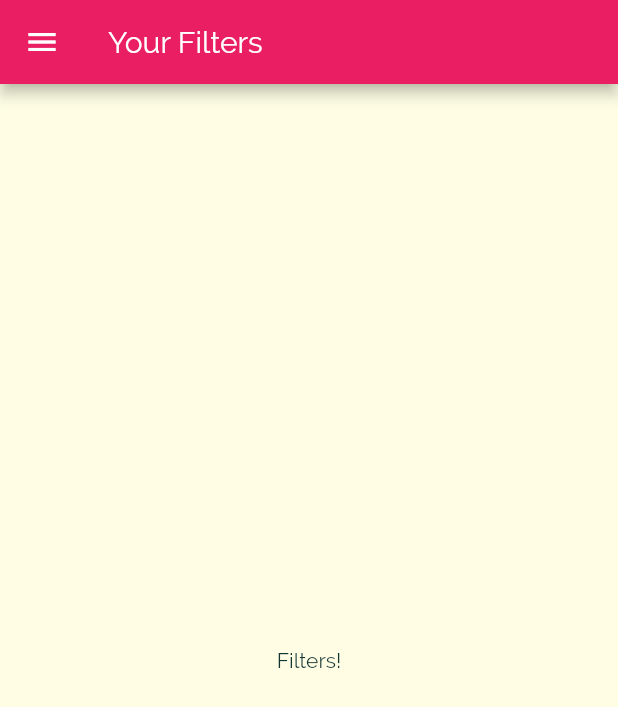
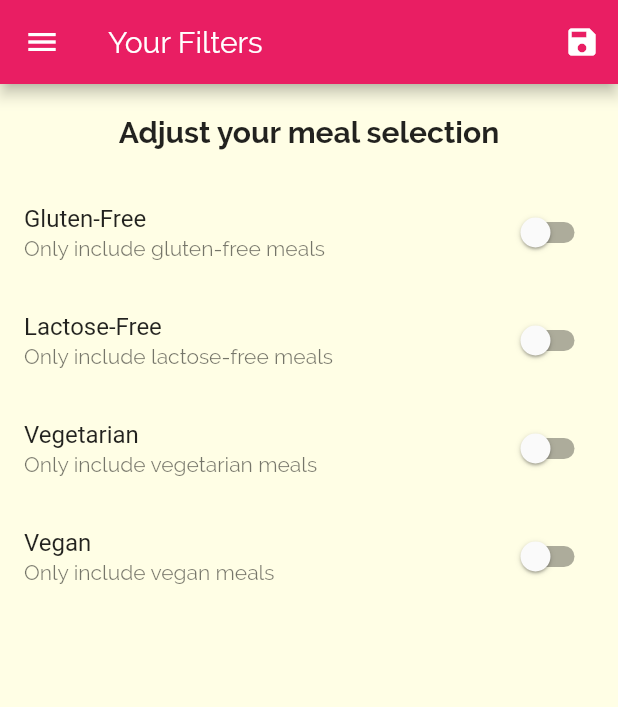
Before and after one commit to caitlynbakery/Meals_App, a Flutter app: the FiltersScreen screen opened by its route, on a phone screen of 412 x 824 dp. Shown: the top 707 px of the screen. Run offline on Flutter 3.47's test engine with Material 2 defaults, Android fonts, the phone set to English and light mode, and no system bars.

Commit message:
finished video 178

```diff
--- a/lib/main.dart
+++ b/lib/main.dart
@@ -1,3 +1,5 @@
+import './dummy_data.dart';
+
 import './screens/filters_screen.dart';
 
 import './screens/tabs_screen.dart';
@@ -6,14 +8,50 @@ import './screens/meal_detail_screen.dart';
 
 import './screens/categories_screen.dart';
 import './screens/category_meals_screen.dart';
+import './models/meal.dart';
 import 'package:flutter/material.dart';
 
 void main() {
   runApp(MyApp());
 }
 
-class MyApp extends StatelessWidget {
+class MyApp extends StatefulWidget {
   // This widget is the root of your application.
+  @override
+  _MyAppState createState() => _MyAppState();
+}
+
+class _MyAppState extends State<MyApp> {
+  Map<String, bool> _filters = {
+    'gluten': false,
+    'lactose': false,
+    'vegan': false,
+    'vegetarian': false
+  };
+  List<Meal> _availableMeals = DUMMY_MEALS;
+
+  void _setFilters(Map<String, bool> filterData) {
+    setState(() {
+      _filters = filterData;
+
+      _availableMeals = DUMMY_MEALS.where((meal) {
+        if (_filters['gluten'] && !meal.isGlutenFree) {
+          return false;
+        }
+        if (_filters['lactose'] && !meal.isLactoseFree) {
+          return false;
+        }
+        if (_filters['vegan'] && !meal.isVegan) {
+          return false;
+        }
+        if (_filters['vegetarian'] && !meal.isVegetarian) {
+          return false;
+        }
+        return true;
+      }).toList();
+    });
+  }
+
   @override
   Widget build(BuildContext context) {
     return MaterialApp(
@@ -35,9 +73,10 @@ class MyApp extends StatelessWidget {
       initialRoute: '/',
       routes: {
         '/': (ctx) => TabsScreen(),
-        CategoryMealsScreen.routeName: (ctx) => CategoryMealsScreen(),
+        CategoryMealsScreen.routeName: (ctx) =>
+            CategoryMealsScreen(_availableMeals),
         MealDetailScreen.routeName: (ctx) => MealDetailScreen(),
-        FiltersScreen.routeName: (ctx) => FiltersScreen(),
+        FiltersScreen.routeName: (ctx) => FiltersScreen(_setFilters, _filters),
       },
       // onGenerateRoute: (settings) {
       //   print(settings.arguments);
--- a/lib/screens/category_meals_screen.dart
+++ b/lib/screens/category_meals_screen.dart
@@ -1,10 +1,13 @@
 import '../widgets/meal_item.dart';
 import 'package:flutter/material.dart';
-import '../dummy_data.dart';
 import '../models/meal.dart';
 
 class CategoryMealsScreen extends StatefulWidget {
   static const routeName = '/category-meals';
+
+  final List<Meal> availableMeals;
+
+  CategoryMealsScreen(this.availableMeals);
 
   @override
   _CategoryMealsScreenState createState() => _CategoryMealsScreenState();
@@ -34,7 +37,7 @@ class _CategoryMealsScreenState extends State<CategoryMealsScreen> {
 
       categoryTitle = routeArgs['title'];
       final categoryId = routeArgs['id'];
-      displayedMeals = DUMMY_MEALS.where((meal) {
+      displayedMeals = widget.availableMeals.where((meal) {
         return meal.categories.contains(categoryId);
       }).toList();
       _loadedInitData = true;
--- a/lib/screens/filters_screen.dart
+++ b/lib/screens/filters_screen.dart
@@ -1,19 +1,108 @@
 import 'package:flutter/material.dart';
 import '../widgets/main_drawer.dart';
 
-class FiltersScreen extends StatelessWidget {
+class FiltersScreen extends StatefulWidget {
   static const routeName = '/filters';
+
+  final Function saveFilters;
+  final Map<String, bool> currentFilters;
+
+  FiltersScreen(this.saveFilters, this.currentFilters);
+
+  @override
+  _FiltersScreenState createState() => _FiltersScreenState();
+}
+
+class _FiltersScreenState extends State<FiltersScreen> {
+  bool _glutenFree = false;
+  bool _vegetarian = false;
+  bool _vegan = false;
+  bool _lactoseFree = false;
+
+  @override
+  initState() {
+    _glutenFree = widget.currentFilters['gluten'];
+    _vegetarian = widget.currentFilters['vegetarian'];
+    _vegan = widget.currentFilters['vegan'];
+    _lactoseFree = widget.currentFilters['lactose'];
+    super.initState();
+  }
+
+  Widget _buildSwitchListTile(String title, String description,
+      bool currentValue, Function updateValue) {
+    return SwitchListTile(
+      title: Text(title),
+      value: currentValue,
+      subtitle: Text(description),
+      onChanged: updateValue,
+    );
+  }
 
   @override
   Widget build(BuildContext context) {
     return Scaffold(
-      appBar: AppBar(
-        title: Text('Your Filters'),
-      ),
-      drawer: MainDrawer(),
-      body: Center(
-        child: Text('Filters!'),
-      ),
-    );
+        appBar: AppBar(
+          title: Text('Your Filters'),
+          actions: <Widget>[
+            IconButton(
+              icon: Icon(Icons.save),
+              onPressed: () {
+                final selectedFilters = {
+                  'gluten': _glutenFree,
+                  'lactose': _lactoseFree,
+                  'vegan': _vegan,
+                  'vegetarian': _vegetarian,
+                };
+                widget.saveFilters(selectedFilters);
+              },
+            )
+          ],
+        ),
+        drawer: MainDrawer(),
+        body: Column(
+          children: <Widget>[
+            Container(
+              padding: EdgeInsets.all(20),
+              child: Text(
+                "Adjust your meal selection",
+                style: Theme.of(context).textTheme.headline6,
+              ),
+            ),
+            Expanded(
+              child: ListView(
+                children: <Widget>[
+                  _buildSwitchListTile(
+                      'Gluten-Free',
+                      'Only include gluten-free meals',
+                      _glutenFree, (newvalue) {
+                    setState(() {
+                      _glutenFree = newvalue;
+                    });
+                  }),
+                  _buildSwitchListTile(
+                      'Lactose-Free',
+                      'Only include lactose-free meals',
+                      _lactoseFree, (newvalue) {
+                    setState(() {
+                      _lactoseFree = newvalue;
+                    });
+                  }),
+                  _buildSwitchListTile('Vegetarian',
+                      'Only include vegetarian meals', _vegetarian, (newvalue) {
+                    setState(() {
+                      _vegetarian = newvalue;
+                    });
+                  }),
+                  _buildSwitchListTile(
+                      'Vegan', 'Only include vegan meals', _vegan, (newvalue) {
+                    setState(() {
+                      _vegan = newvalue;
+                    });
+                  })
+                ],
+              ),
+            )
+          ],
+        ));
   }
 }
```
